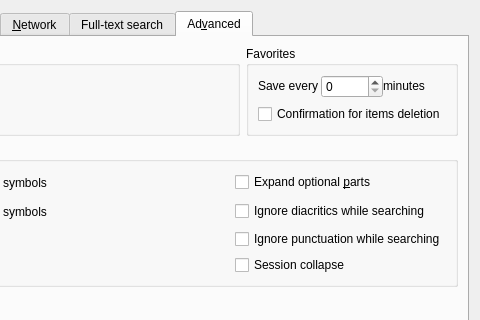
xiaoyifang/goldendict-ng, file src/ui/preferences.ui: the form before one commit; both pictures show x 308 to 788 and y 0 to 320 of the 788 by 572 pixel window.
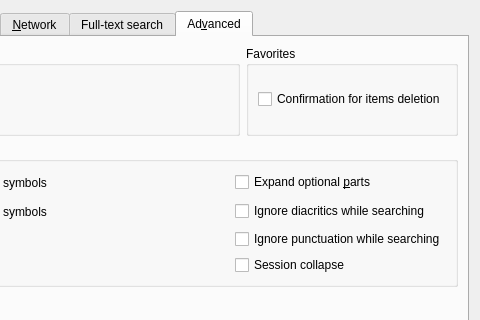
The form after the commit. The open tabs and pages were chosen to show the change. Icons and pictures are not drawn.

Diff of the .ui file:
```diff
--- a/src/ui/preferences.ui
+++ b/src/ui/preferences.ui
@@ -1700,49 +1700,6 @@
             <string>Favorites</string>
            </property>
            <layout class="QVBoxLayout" name="verticalLayout_21">
-            <item>
-             <layout class="QHBoxLayout" name="horizontalLayout_16">
-              <property name="spacing">
-               <number>0</number>
-              </property>
-              <item>
-               <widget class="QLabel" name="label_17">
-                <property name="sizePolicy">
-                 <sizepolicy hsizetype="Minimum" vsizetype="Fixed">
-                  <horstretch>0</horstretch>
-                  <verstretch>0</verstretch>
-                 </sizepolicy>
-                </property>
-                <property name="toolTip">
-                 <string>Favorites saving interval. If set to 0 Favorites will be saved only during exit.</string>
-                </property>
-                <property name="text">
-                 <string>Save every</string>
-                </property>
-               </widget>
-              </item>
-              <item>
-               <widget class="QSpinBox" name="favoritesSaveIntervalField">
-                <property name="maximum">
-                 <number>120</number>
-                </property>
-               </widget>
-              </item>
-              <item>
-               <widget class="QLabel" name="label_18">
-                <property name="sizePolicy">
-                 <sizepolicy hsizetype="Minimum" vsizetype="Fixed">
-                  <horstretch>0</horstretch>
-                  <verstretch>0</verstretch>
-                 </sizepolicy>
-                </property>
-                <property name="text">
-                 <string>minutes</string>
-                </property>
-               </widget>
-              </item>
-             </layout>
-            </item>
             <item>
              <widget class="QCheckBox" name="confirmFavoritesDeletion">
               <property name="toolTip">
```
